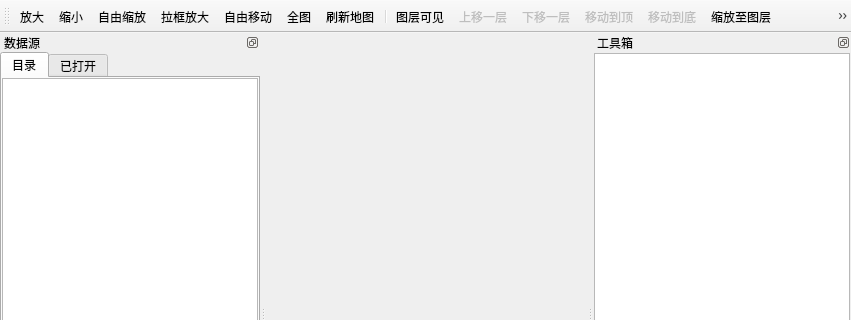
This is tGis.App/tGisApp.ui in lidar-nevermore/tGis as Qt 5 draws it before an edit; both pictures show x 0 to 851 and y 0 to 320 of the 851 by 621 pixel window. The edited form follows.
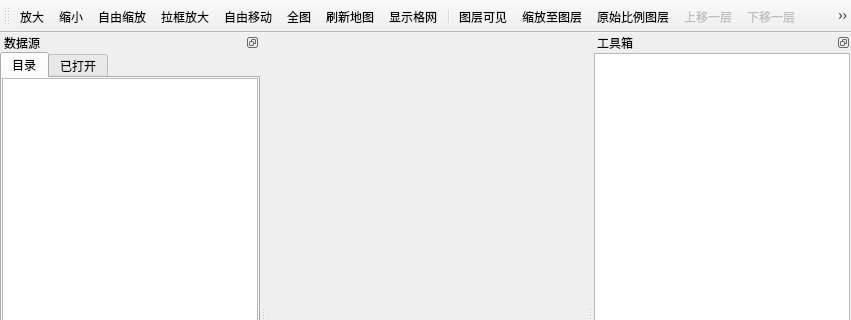
This is the edited form. Icons and pictures are not drawn. Custom widgets are drawn as their Qt base class.

```diff
--- a/tGis.App/tGisApp.ui
+++ b/tGis.App/tGisApp.ui
@@ -56,14 +56,15 @@
    <addaction name="panAction"/>
    <addaction name="entireMapAction"/>
    <addaction name="refreshMapAction"/>
+   <addaction name="showGridAction"/>
    <addaction name="separator"/>
    <addaction name="layerVisibleAction"/>
+   <addaction name="zoomLayerAction"/>
+   <addaction name="zoomOriginalAction"/>
    <addaction name="layerUpAction"/>
    <addaction name="layerDownAction"/>
    <addaction name="layerTopAction"/>
    <addaction name="layerBottomAction"/>
-   <addaction name="zoomLayerAction"/>
-   <addaction name="zoomOriginalAction"/>
    <addaction name="layerAttributeAction"/>
    <addaction name="removeLayerAction"/>
    <addaction name="removeAllLayersAction"/>
@@ -530,6 +531,21 @@
     <string>扣取目标样本</string>
    </property>
   </action>
+  <action name="showGridAction">
+   <property name="checkable">
+    <bool>true</bool>
+   </property>
+   <property name="icon">
+    <iconset resource="tGisApp.qrc">
+     <normaloff>:/tGisApp/Resources/Grid.png</normaloff>:/tGisApp/Resources/Grid.png</iconset>
+   </property>
+   <property name="text">
+    <string>显示格网</string>
+   </property>
+   <property name="toolTip">
+    <string>显示格网</string>
+   </property>
+  </action>
  </widget>
  <layoutdefault spacing="6" margin="11"/>
  <customwidgets>
```
